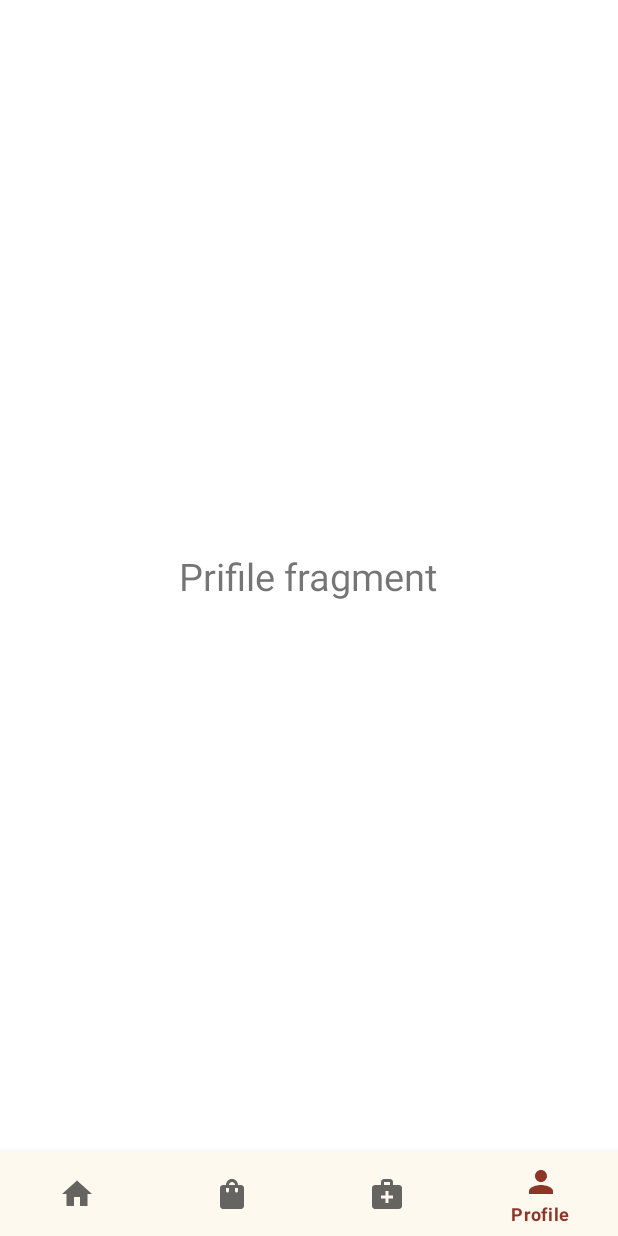
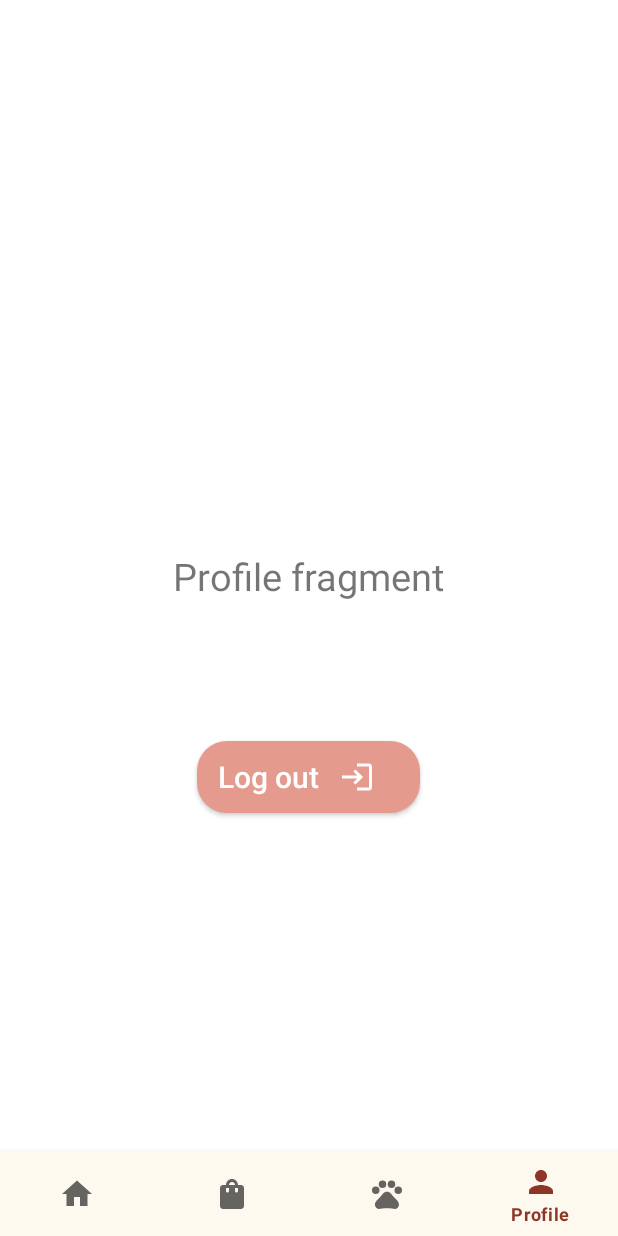
Before and after one commit to prineth/mad-pets-island, an Android app: the ProfileFragment screen opened through its navigation route, on a phone screen of 412 x 824 dp. Run offline under Robolectric (Android 15) with nearby library versions, the phone set to English and light mode, and no system bars; our stand-ins replace Firebase (no records; nobody signed in at launch, a user with empty details on screens opened directly), navigation-ui.

Commit message:
lts version

```diff
--- a/app/src/main/java/com/example/petsisland/ClinicFragment.kt
+++ b/app/src/main/java/com/example/petsisland/ClinicFragment.kt
@@ -19,7 +19,7 @@ class ClinicFragment : Fragment() {
         savedInstanceState: Bundle?
     ): View? {
         // Inflate the layout for this fragment
-        return inflater.inflate(R.layout.fragment_clinic, container, false)
+        return inflater.inflate(R.layout.fragment_pets, container, false)
     }
 
 
--- a/app/src/main/java/com/example/petsisland/ProfileFragment.kt
+++ b/app/src/main/java/com/example/petsisland/ProfileFragment.kt
@@ -1,10 +1,18 @@
 package com.example.petsisland
 
+import android.content.Intent
 import android.os.Bundle
 import androidx.fragment.app.Fragment
 import android.view.LayoutInflater
 import android.view.View
 import android.view.ViewGroup
+import android.widget.Button
+import android.widget.Toast
+import com.google.firebase.auth.FirebaseAuth
+import com.google.firebase.auth.ktx.auth
+import com.google.firebase.ktx.Firebase
+import kotlin.math.log
+
 
 
 private const val ARG_PARAM1 = "param1"
@@ -19,7 +27,24 @@ class ProfileFragment : Fragment() {
         savedInstanceState: Bundle?
     ): View? {
         // Inflate the layout for this fragment
-        return inflater.inflate(R.layout.fragment_profile, container, false)
+        val view = inflater.inflate(R.layout.fragment_profile, container, false)
+
+
+        val logoutBtn = view.findViewById<Button>(R.id.btn_logout)
+
+
+
+        logoutBtn.setOnClickListener {
+//            Toast.makeText(requireContext(), "LogOut", Toast.LENGTH_SHORT).show()
+            Firebase.auth.signOut()
+            var navlogin = activity as LoginActivity
+
+        }
+
+
+
+        return view
+
     }
 
 
--- /dev/null
+++ b/app/src/main/res/drawable/ic_baseline_pets_24.xml
@@ -0,0 +1,9 @@
+<vector android:height="24dp" android:tint="#8D3527"
+    android:viewportHeight="24" android:viewportWidth="24"
+    android:width="24dp" xmlns:android="http://schemas.android.com/apk/res/android">
+    <path android:fillColor="@android:color/white" android:pathData="M4.5,9.5m-2.5,0a2.5,2.5 0,1 1,5 0a2.5,2.5 0,1 1,-5 0"/>
+    <path android:fillColor="@android:color/white" android:pathData="M9,5.5m-2.5,0a2.5,2.5 0,1 1,5 0a2.5,2.5 0,1 1,-5 0"/>
+    <path android:fillColor="@android:color/white" android:pathData="M15,5.5m-2.5,0a2.5,2.5 0,1 1,5 0a2.5,2.5 0,1 1,-5 0"/>
+    <path android:fillColor="@android:color/white" android:pathData="M19.5,9.5m-2.5,0a2.5,2.5 0,1 1,5 0a2.5,2.5 0,1 1,-5 0"/>
+    <path android:fillColor="@android:color/white" android:pathData="M17.34,14.86c-0.87,-1.02 -1.6,-1.89 -2.48,-2.91 -0.46,-0.54 -1.05,-1.08 -1.75,-1.32 -0.11,-0.04 -0.22,-0.07 -0.33,-0.09 -0.25,-0.04 -0.52,-0.04 -0.78,-0.04s-0.53,0 -0.79,0.05c-0.11,0.02 -0.22,0.05 -0.33,0.09 -0.7,0.24 -1.28,0.78 -1.75,1.32 -0.87,1.02 -1.6,1.89 -2.48,2.91 -1.31,1.31 -2.92,2.76 -2.62,4.79 0.29,1.02 1.02,2.03 2.33,2.32 0.73,0.15 3.06,-0.44 5.54,-0.44h0.18c2.48,0 4.81,0.58 5.54,0.44 1.31,-0.29 2.04,-1.31 2.33,-2.32 0.31,-2.04 -1.3,-3.49 -2.61,-4.8z"/>
+</vector>
--- a/app/src/main/res/layout/fragment_clinic.xml
+++ b/app/src/main/res/layout/fragment_pets.xml
@@ -8,7 +8,7 @@
     <TextView
         android:layout_width="wrap_content"
         android:layout_height="wrap_content"
-        android:text="Clinic fragment"
+        android:text="Pet fragment"
         android:textSize="25dp"
         android:layout_centerInParent="true"/>
 
--- a/app/src/main/res/layout/fragment_profile.xml
+++ b/app/src/main/res/layout/fragment_profile.xml
@@ -8,8 +8,28 @@
     <TextView
         android:layout_width="wrap_content"
         android:layout_height="wrap_content"
-        android:text="Prifile fragment"
+        android:text="Profile fragment"
         android:textSize="25dp"
         android:layout_centerInParent="true"/>
 
+    <androidx.appcompat.widget.AppCompatButton
+        android:id="@+id/btn_logout"
+        android:layout_width="148dp"
+        android:layout_height="wrap_content"
+        android:layout_alignParentStart="true"
+        android:layout_alignParentEnd="true"
+        android:layout_alignParentBottom="true"
+        android:layout_gravity="center"
+        android:layout_marginStart="131dp"
+        android:layout_marginTop="20dp"
+        android:layout_marginEnd="132dp"
+        android:layout_marginBottom="226dp"
+        android:background="@drawable/signup_btn_bg"
+        android:drawableEnd="@drawable/ic_baseline_login_24"
+        android:paddingRight="30dp"
+        android:text="Log out"
+        android:textAllCaps="false"
+        android:textColor="@color/white"
+        android:textSize="20dp" />
+
 </RelativeLayout>
--- a/app/src/main/res/menu/bottom_nav_menu.xml
+++ b/app/src/main/res/menu/bottom_nav_menu.xml
@@ -12,9 +12,9 @@
         android:title="Shop" />
 
     <item
-        android:id="@+id/clinic"
-        android:title="Clinic"
-        android:icon="@drawable/ic_baseline_medical_services_24"/>
+        android:id="@+id/pets"
+        android:title="Pets"
+        android:icon="@drawable/ic_baseline_pets_24"/>
 
     <item
         android:id="@+id/profile"
--- a/app/src/main/res/navigation/nav_main.xml
+++ b/app/src/main/res/navigation/nav_main.xml
@@ -16,10 +16,10 @@
         android:label="fragment_shop"
         tools:layout="@layout/fragment_shop" />
     <fragment
-        android:id="@+id/clinic"
+        android:id="@+id/pets"
         android:name="com.example.petsisland.ClinicFragment"
-        android:label="fragment_clinic"
-        tools:layout="@layout/fragment_clinic" />
+        android:label="fragment_pets"
+        tools:layout="@layout/fragment_pets" />
     <fragment
         android:id="@+id/profile"
         android:name="com.example.petsisland.ProfileFragment"
--- a/app/src/main/res/values/styles.xml
+++ b/app/src/main/res/values/styles.xml
@@ -1,5 +1,6 @@
 <?xml version="1.0" encoding="utf-8"?>
 <resources>
+
     <style name="welcome_sig">
 
         <item name="android:textSize">
@@ -18,7 +19,7 @@
         <item name="cornerSize">50%</item>
     </style>
 
-    <!-- styles.xml -->
+    <!-- best care for animals -->
     <style name="best_care_f">
 
         <item name="android:textSize">
```
Also changed, not shown: app/src/main/java/com/example/petsisland/ProductAdapter.kt (+15 -0 lines), app/src/main/res/drawable/ac_ecom_sit.xml (deleted, +0 -18 lines), app/src/main/res/layout/fragment_home.xml (+2 -12 lines).
